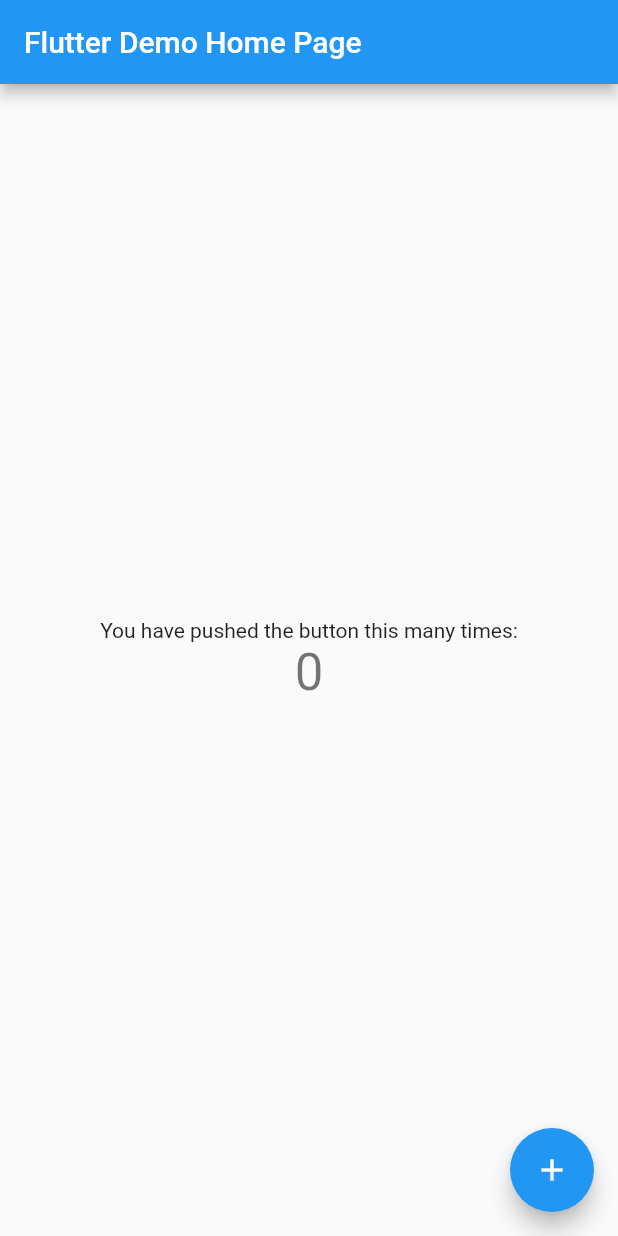
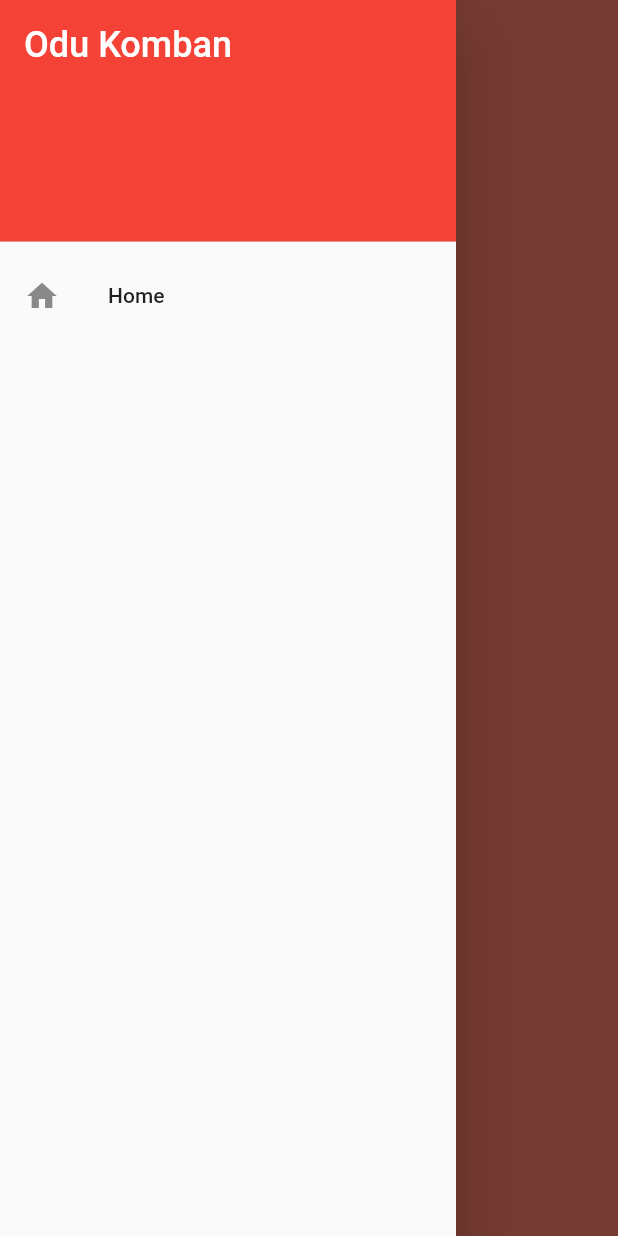
Before and after one commit to AnanduR32/Peer_Learning, a Flutter app: the screen it shows after launch, with the side drawer open (before the commit the screen has no drawer), on a phone screen of 412 x 824 dp. Run offline on Flutter 3.47's test engine with Material 2 defaults, Android fonts, the phone set to English and light mode, and no system bars; our stand-ins replace double_back_to_close_app, flutter_spinkit.

Commit message:
listview.builder and data added

```diff
--- /dev/null
+++ b/Assignments/ecomm_ui/lib/homepage.dart
@@ -0,0 +1,63 @@
+import 'package:double_back_to_close_app/double_back_to_close_app.dart';
+import 'package:flutter/material.dart';
+import 'shared/drawer.dart';
+import 'homepageButtons/data.dart';
+import 'homepageButtons/button.dart';
+import 'homepageButtons/buttonClass.dart';
+import 'shared/colors.dart';
+
+class Homepage extends StatefulWidget {
+  Homepage({Key key}) : super(key: key);
+  final items = Buttons.fetchAll() ?? [];
+  State<StatefulWidget> createState() {
+    return _HomepageState(items);
+  }
+}
+
+class _HomepageState extends State<Homepage> {
+  final List<ButtonClass> items;
+  _HomepageState(this.items);
+  @override
+  Widget build(BuildContext context) {
+    return MaterialApp(
+      title: 'Homepage',
+      home: Scaffold(
+        backgroundColor: coralColor,
+        drawer: DrawerBuild(),
+        body: DoubleBackToCloseApp(
+          snackBar: const SnackBar(
+              content: Text(
+            'Press Back Again To Exit',
+            textAlign: TextAlign.center,
+          )),
+          child: ListView(
+            shrinkWrap: true,
+            padding: const EdgeInsets.all(10),
+            children: <Widget>[
+              Column(
+                mainAxisAlignment: MainAxisAlignment.center,
+                children: <Widget>[
+                  Padding(
+                    padding: const EdgeInsets.only(top: 20.0),
+                  ),
+                  ListView.builder(
+                    shrinkWrap: true,
+                    physics: const NeverScrollableScrollPhysics(),
+                    itemCount: items.length == null ? 0 : items.length,
+                    itemBuilder: (context, index) {
+                      return Button(item: items[index]);
+                    },
+                  ),
+                  Padding(
+                    padding: const EdgeInsets.only(top: 20.0),
+                  ),
+                ],
+                //overflow: Overflow.clip,
+              ),
+            ],
+          ),
+        ),
+      ),
+    );
+  }
+}
--- /dev/null
+++ b/Assignments/ecomm_ui/lib/homepageButtons/button.dart
@@ -0,0 +1,59 @@
+import 'package:flutter/material.dart';
+import '../homepageButtons/buttonClass.dart';
+import '../shared/colors.dart';
+import '../homepageButtons/data.dart';
+
+class Button extends StatelessWidget {
+  final ButtonClass item;
+  Button({this.item});
+  // @override
+  Widget build(BuildContext context) {
+    return Column(
+      mainAxisAlignment: MainAxisAlignment.spaceEvenly,
+      children: <Widget>[
+        RawMaterialButton(
+          padding: EdgeInsets.fromLTRB(20, 10, 20, 10),
+          shape: new RoundedRectangleBorder(
+              borderRadius: new BorderRadius.circular(18.0),
+              side: BorderSide(color: Colors.transparent)),
+          fillColor: salmonColor,
+          splashColor: beige,
+          textStyle: TextStyle(
+              color: Colors.black, fontWeight: FontWeight.bold, fontSize: 20.0),
+          child: Column(
+            mainAxisSize: MainAxisSize.min,
+            children: <Widget>[
+              Container(
+                child: Image.asset(
+                  item.image,
+                ),
+                height: 100,
+                width: 100,
+              ),
+              new Padding(
+                padding: const EdgeInsets.only(top: 2.0),
+              ),
+              Column(
+                crossAxisAlignment: CrossAxisAlignment.start,
+                children: <Widget>[
+                  Text(item.name),
+                  Text(item.sub),
+                  Text(item.price),
+                ],
+              ),
+            ],
+          ),
+          onPressed: () {
+            // Navigator.push(
+            //           context,
+            //           MaterialPageRoute(builder: (context) => MedPage(item)),
+            //         );
+          },
+        ),
+        SizedBox(
+          height: 30,
+        ),
+      ],
+    );
+  }
+}
--- /dev/null
+++ b/Assignments/ecomm_ui/lib/homepageButtons/buttonClass.dart
@@ -0,0 +1,7 @@
+class ButtonClass<String> {
+  final String name;
+  final String sub;
+  final String price;
+  final String image;
+  ButtonClass({this.name, this.sub, this.price, this.image});
+}
--- /dev/null
+++ b/Assignments/ecomm_ui/lib/homepageButtons/data.dart
@@ -0,0 +1,49 @@
+import '../homepageButtons/buttonClass.dart';
+
+class Buttons extends ButtonClass {
+  static final List<ButtonClass> items = [
+    ButtonClass(
+      name: 'fish',
+      sub: '250g',
+      price: '\u20B9 60',
+      image: 'assets/fishing.png'
+    ),
+    ButtonClass(
+      name: 'broccoli',
+      sub: '150g',
+      price: '\u20B9 20',
+      image: 'assets/broccoli.png'
+    ),
+    ButtonClass(
+      name: 'dog food',
+      sub: '750g',
+      price: '\u20B9 150',
+      image: 'assets/pet.png'
+    ),
+    ButtonClass(
+      name: 'carrot',
+      sub: '100g',
+      price: '\u20B9 35',
+      image: 'assets/carrot.png'
+    ),
+    ButtonClass(
+      name: 'soy',
+      sub: '75g',
+      price: '\u20B9 100',
+      image: 'assets/soy.png'
+    ),
+    ButtonClass(
+      name: 'strawberry',
+      sub: '175g',
+      price: '\u20B9 125',
+      image: 'assets/strawberry.png'
+    ),
+  ];
+  static ButtonClass fetchAny() {
+    return Buttons.items[0];
+  }
+
+  static List<ButtonClass> fetchAll() {
+    return Buttons.items;
+  }
+}
--- a/Assignments/ecomm_ui/lib/main.dart
+++ b/Assignments/ecomm_ui/lib/main.dart
@@ -1,111 +1,13 @@
 import 'package:flutter/material.dart';
+import 'homepage.dart';
 
-void main() => runApp(MyApp());
+void main() => runApp(new TinkerApp());
 
-class MyApp extends StatelessWidget {
-  // This widget is the root of your application.
+class TinkerApp extends StatelessWidget {
   @override
   Widget build(BuildContext context) {
     return MaterialApp(
-      title: 'Flutter Demo',
-      theme: ThemeData(
-        // This is the theme of your application.
-        //
-        // Try running your application with "flutter run". You'll see the
-        // application has a blue toolbar. Then, without quitting the app, try
-        // changing the primarySwatch below to Colors.green and then invoke
-        // "hot reload" (press "r" in the console where you ran "flutter run",
-        // or simply save your changes to "hot reload" in a Flutter IDE).
-        // Notice that the counter didn't reset back to zero; the application
-        // is not restarted.
-        primarySwatch: Colors.blue,
-      ),
-      home: MyHomePage(title: 'Flutter Demo Home Page'),
+        home: Homepage(),
     );
   }
 }
-
-class MyHomePage extends StatefulWidget {
-  MyHomePage({Key key, this.title}) : super(key: key);
-
-  // This widget is the home page of your application. It is stateful, meaning
-  // that it has a State object (defined below) that contains fields that affect
-  // how it looks.
-
-  // This class is the configuration for the state. It holds the values (in this
-  // case the title) provided by the parent (in this case the App widget) and
-  // used by the build method of the State. Fields in a Widget subclass are
-  // always marked "final".
-
-  final String title;
-
-  @override
-  _MyHomePageState createState() => _MyHomePageState();
-}
-
-class _MyHomePageState extends State<MyHomePage> {
-  int _counter = 0;
-
-  void _incrementCounter() {
-    setState(() {
-      // This call to setState tells the Flutter framework that something has
-      // changed in this State, which causes it to rerun the build method below
-      // so that the display can reflect the updated values. If we changed
-      // _counter without calling setState(), then the build method would not be
-      // called again, and so nothing would appear to happen.
-      _counter++;
-    });
-  }
-
-  @override
-  Widget build(BuildContext context) {
-    // This method is rerun every time setState is called, for instance as done
-    // by the _incrementCounter method above.
-    //
-    // The Flutter framework has been optimized to make rerunning build methods
-    // fast, so that you can just rebuild anything that needs updating rather
-    // than having to individually change instances of widgets.
-    return Scaffold(
-      appBar: AppBar(
-        // Here we take the value from the MyHomePage object that was created by
-        // the App.build method, and use it to set our appbar title.
-        title: Text(widget.title),
-      ),
-      body: Center(
-        // Center is a layout widget. It takes a single child and positions it
-        // in the middle of the parent.
-        child: Column(
-          // Column is also a layout widget. It takes a list of children and
-          // arranges them vertically. By default, it sizes itself to fit its
-          // children horizontally, and tries to be as tall as its parent.
-          //
-          // Invoke "debug painting" (press "p" in the console, choose the
-          // "Toggle Debug Paint" action from the Flutter Inspector in Android
-          // Studio, or the "Toggle Debug Paint" command in Visual Studio Code)
-          // to see the wireframe for each widget.
-          //
-          // Column has various properties to control how it sizes itself and
-          // how it positions its children. Here we use mainAxisAlignment to
-          // center the children vertically; the main axis here is the vertical
-          // axis because Columns are vertical (the cross axis would be
-          // horizontal).
-          mainAxisAlignment: MainAxisAlignment.center,
-          children: <Widget>[
-            Text(
-              'You have pushed the button this many times:',
-            ),
-            Text(
-              '$_counter',
-              style: Theme.of(context).textTheme.display1,
-            ),
-          ],
-        ),
-      ),
-      floatingActionButton: FloatingActionButton(
-        onPressed: _incrementCounter,
-        tooltip: 'Increment',
-        child: Icon(Icons.add),
-      ), // This trailing comma makes auto-formatting nicer for build methods.
-    );
-  }
-}
--- /dev/null
+++ b/Assignments/ecomm_ui/lib/shared/colors.dart
@@ -0,0 +1,14 @@
+import 'package:flutter/material.dart';
+
+Color bgColor = const Color(0xFFECECD7);
+Color coralColor = const Color(0xFFFF7E6B);
+Color raspberryColor = const Color(0xFF96616B);
+Color mintColor = const Color(0xFFA9F0D1);
+Color salmonColor = const Color(0xFFFFA69E);
+Color beige = const Color(0xFFEEF5DB);
+Color engVermillion = const Color(0xFFCC444B);
+Color pastelGrey = const Color(0xFFCBD4C2);
+Color darkSeaGreen = const Color(0xFF83BCA9);
+Color red = Colors.red[500];
+Color bgOrange = Colors.orange[100];
+Color buttonOrange = Colors.orange[500];
--- /dev/null
+++ b/Assignments/ecomm_ui/lib/shared/drawer.dart
@@ -0,0 +1,97 @@
+import 'package:flutter/material.dart';
+import '../homepage.dart';
+
+class DrawerBuild extends StatelessWidget {
+  @override
+  Widget build(BuildContext context) {
+    return new  Drawer(
+            child: ListView(
+              padding: EdgeInsets.zero,
+              children: <Widget>[
+                DrawerHeader(
+                  decoration: BoxDecoration(
+                    color: Colors.red[500],
+                  ),
+                  child: Text(
+                    'Odu Komban',
+                    style: TextStyle(
+                      color: Colors.white,
+                      fontSize: 24,
+                    ),
+                  ),
+                ),
+                ListTile(
+                  leading: Icon(Icons.home),
+                  title: Text('Home'),
+                  onTap: () {
+                    Navigator.push(
+                      context,
+                      MaterialPageRoute(builder: (context) => Homepage()),
+                    );
+                  },
+                ),
+                /*ListTile(
+                  leading: Icon(Icons.message),
+                  title: Text('Messages'),
+                  onTap: () {
+                    Navigator.push(
+                      context,
+                      MaterialPageRoute(builder: (context) => Messages()),
+                    );
+                  },
+                ),*/
+                // ListTile(
+                //   leading: Icon(Icons.account_circle),
+                //   title: Text('Users List'),
+                //   onTap: () {
+                //     Navigator.push(
+                //       context,
+                //       MaterialPageRoute(builder: (context) => Users_Count()),
+                //     );
+                //   },
+                // ),
+                // ListTile(
+                //   leading: Icon(Icons.account_circle),
+                //   title: Text('Profile'),
+                //   onTap: () {
+                //     Navigator.push(
+                //       context,
+                //       MaterialPageRoute(builder: (context) => Profile()),
+                //     );
+                //   },
+                // ),
+                /*ListTile(
+                  leading: Icon(Icons.settings),
+                  title: Text('Settings'),
+                  onTap: () {
+                    Navigator.push(
+                      context,
+                      MaterialPageRoute(builder: (context) => Settings()),
+                    );
+                  },
+                ),*/
+                // ListTile(
+                //   leading: Icon(Icons.report),
+                //   title: Text('Report'),
+                //   onTap: () {
+                //     Navigator.push(
+                //       context,
+                //       MaterialPageRoute(builder: (context) => Reports()),
+                //     );
+                //   },
+                // ),
+                // ListTile(
+                //   leading: Icon(Icons.help),
+                //   title: Text('Help'),
+                //   onTap: () {
+                //     Navigator.push(
+                //       context,
+                //       MaterialPageRoute(builder: (context) => Help()),
+                //     );
+                //   },
+                // ),
+              ],
+            ),
+          );
+  }
+}
--- /dev/null
+++ b/Assignments/ecomm_ui/lib/shared/loading.dart
@@ -0,0 +1,17 @@
+import 'package:flutter/material.dart';
+import 'package:flutter_spinkit/flutter_spinkit.dart';
+
+class Loading extends StatelessWidget {
+  @override
+  Widget build(BuildContext context) {
+    return Container(
+      color: Colors.orange[300],
+      child: Center(
+        child: SpinKitFadingFour(
+          color: Colors.red,
+          size: 90.0,
+        ),
+      ),
+    );
+  }
+}
```
Also changed, not shown: Assignments/ecomm_ui/pubspec.yaml (+9 -1 lines), Assignments/ecomm_ui/assets/broccoli.png (added), Assignments/ecomm_ui/assets/carrot.png (added), Assignments/ecomm_ui/assets/fishing.png (added), Assignments/ecomm_ui/assets/pet.png (added), Assignments/ecomm_ui/assets/soy.png (added), Assignments/ecomm_ui/assets/strawberry.png (added), Assignments/ecomm_ui/pubspec.lock, 1 other file.
